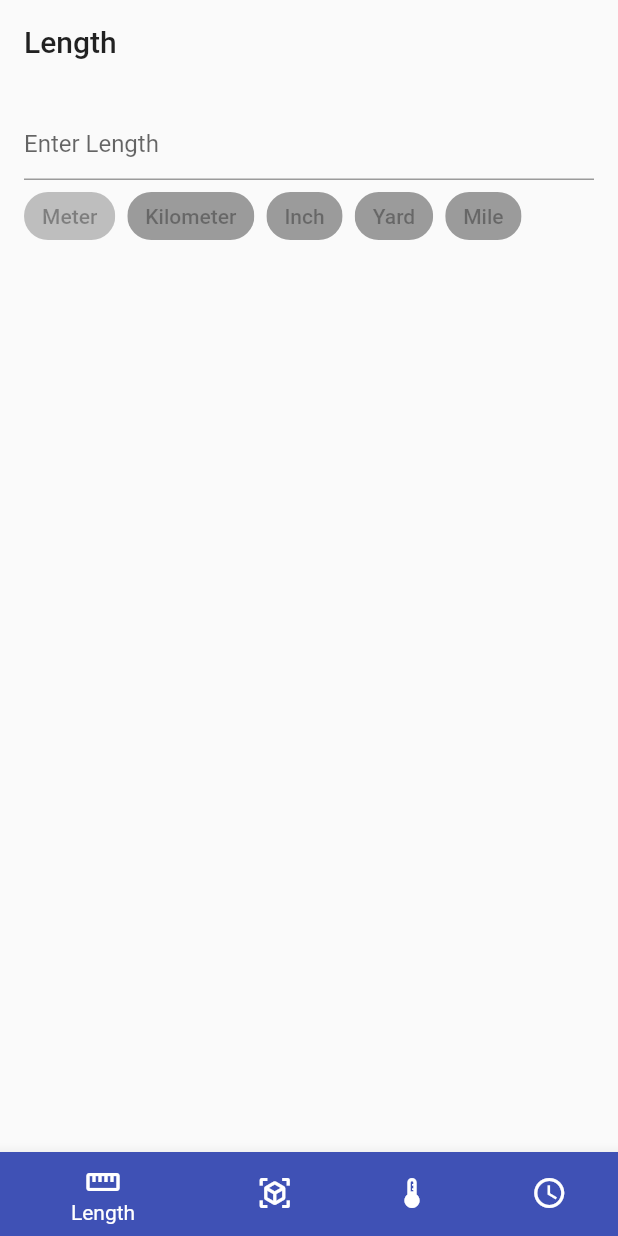
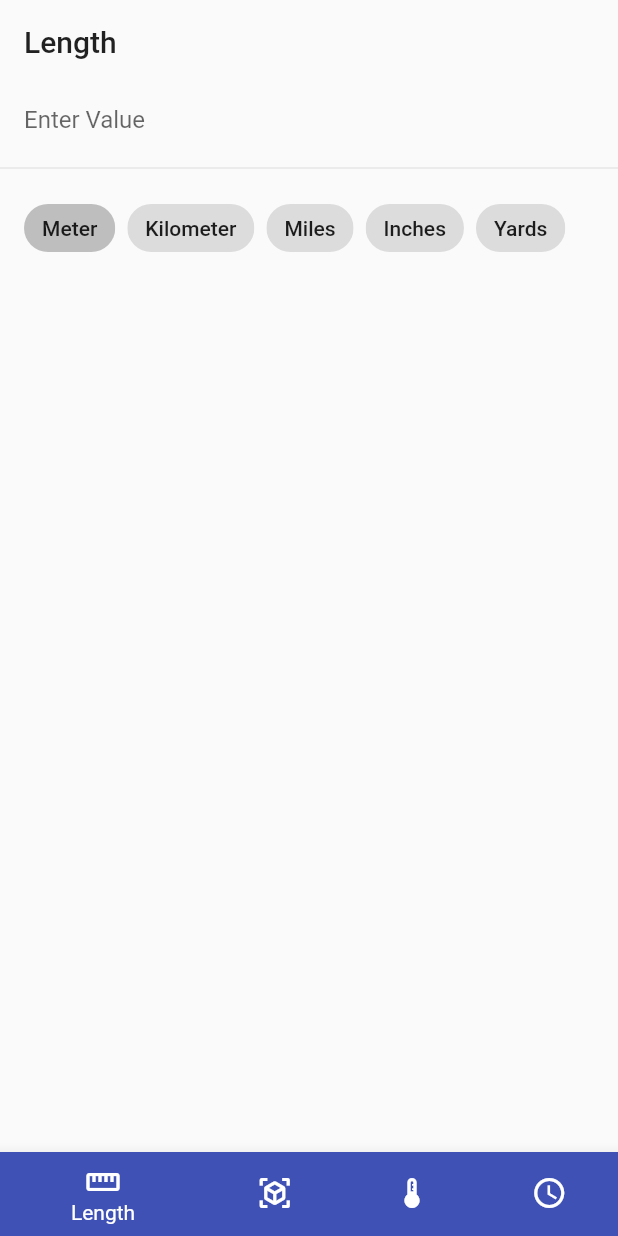
Before and after one commit to FAPractice/flutter-unit-converter, a Flutter app: the screen it shows after launch, on a phone screen of 412 x 824 dp. Run offline on Flutter 3.47's test engine with Material 2 defaults, Android fonts, the phone set to English and light mode, and no system bars.

Commit message:
Added Input and Unit Fields

```diff
--- a/lib/Views/Supporting Views/sidebar_view.dart
+++ b/lib/Views/Supporting Views/sidebar_view.dart
@@ -16,14 +16,14 @@ class _SidebarViewState extends State<SidebarView> {
   var _items = [LengthView(), VolumeView(), TemperatureView(), TimeView()];
 
   List<NavigationRailDestination> _generateNavItems(items) {
-    List<NavigationRailDestination> nav_items = [];
+    List<NavigationRailDestination> navItems = [];
     for (var item in items) {
-      nav_items.add(NavigationRailDestination(
+      navItems.add(NavigationRailDestination(
         label: Text(item.navigationTitle),
         icon: item.navigationIcon,
       ));
     }
-    return nav_items;
+    return navItems;
   }
 
   @override
--- a/lib/Views/Supporting Views/tabbed_view.dart
+++ b/lib/Views/Supporting Views/tabbed_view.dart
@@ -16,15 +16,15 @@ class _TabbedViewState extends State<TabbedView> {
   var _items = [LengthView(), VolumeView(), TemperatureView(), TimeView()];
 
   List<BottomNavigationBarItem> _generateNavItems(items) {
-    List<BottomNavigationBarItem> nav_items = [];
+    List<BottomNavigationBarItem> navItems = [];
     for (var item in items) {
-      nav_items.add(BottomNavigationBarItem(
+      navItems.add(BottomNavigationBarItem(
         backgroundColor: Theme.of(context).primaryColor,
         label: item.navigationTitle,
         icon: item.navigationIcon,
       ));
     }
-    return nav_items;
+    return navItems;
   }
 
   Widget _getBodyItem(items, index) {
--- /dev/null
+++ b/lib/Views/Supporting Views/unit_chip.dart
@@ -0,0 +1,23 @@
+import 'package:flutter/material.dart';
+
+class UnitChip extends StatelessWidget {
+  final int selectedChip, index;
+  final String? title;
+  final Function(bool?) onSelected;
+
+  const UnitChip(this.selectedChip, this.index, this.onSelected,
+      {Key? key, this.title})
+      : super(key: key);
+
+  @override
+  Widget build(BuildContext context) {
+    return Padding(
+      padding: const EdgeInsets.only(right: 8),
+      child: ChoiceChip(
+        selected: selectedChip == index,
+        label: Text(title ?? index.toString()),
+        onSelected: onSelected,
+      ),
+    );
+  }
+}
--- a/lib/Views/length_view.dart
+++ b/lib/Views/length_view.dart
@@ -1,5 +1,6 @@
-import 'package:flutter/cupertino.dart';
 import 'package:flutter/material.dart';
+import 'package:unit_converter/constants.dart';
+import 'Supporting Views/unit_chip.dart';
 
 class LengthView extends StatefulWidget {
   final String navigationTitle = "Length";
@@ -11,39 +12,40 @@ class LengthView extends StatefulWidget {
 }
 
 class _LengthViewState extends State<LengthView> {
-  var _selectedIndex = 'children';
-
+  var units = [
+    'Meter',
+    'Kilometer',
+    'Miles',
+    'Inches',
+    'Yards',
+  ];
+  var _selectedChip = 0;
   @override
   Widget build(BuildContext context) {
-    return Center(
-      child: ListView(
-        children: [
-          TextField(
-            decoration: InputDecoration(hintText: "Enter Length"),
+    return ListView(
+      children: [
+        TextField(decoration: kThemeTextInputStyle),
+        Divider(),
+        Padding(
+          padding: kListItemPadding,
+          child: Wrap(
+            children: (() {
+              var items = <Widget>[];
+              for (var i = 0; i < units.length; i++) {
+                items.add(UnitChip(
+                  _selectedChip,
+                  i,
+                  (val) => setState(() {
+                    _selectedChip = i;
+                  }),
+                  title: units[i],
+                ));
+              }
+              return items;
+            })(),
           ),
-          Wrap(
-            children: [
-              Padding(
-                  padding: const EdgeInsets.only(right: 8),
-                  child: ChoiceChip(selected: true, label: Text("Meter"))),
-              Padding(
-                  padding: const EdgeInsets.only(right: 8),
-                  child: ChoiceChip(selected: false, label: Text("Kilometer"))),
-              Padding(
-                  padding: const EdgeInsets.only(right: 8),
-                  child: ChoiceChip(selected: false, label: Text("Inch"))),
-              Padding(
-                  padding: const EdgeInsets.only(right: 8),
-                  child: ChoiceChip(selected: false, label: Text("Yard"))),
-              Padding(
-                  padding: const EdgeInsets.only(right: 8),
-                  child: ChoiceChip(selected: false, label: Text("Mile"))),
-            ],
-          )
-        ],
-        padding: const EdgeInsets.all(16.0),
-      ),
-      // ),
+        )
+      ],
     );
   }
 }
```
Also changed, not shown: lib/Views/Supporting Views/display_values.dart (added, +17 -0 lines), lib/Views/temperature_view.dart (+33 -3 lines), lib/Views/time_dart.dart (+37 -2 lines), lib/Views/volume_view.dart (+36 -2 lines).
